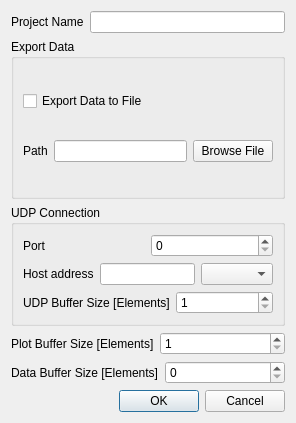
The window that forms/settingsdialog.ui (potolog/UDPLogger) describes before a commit, drawn with Qt 5.
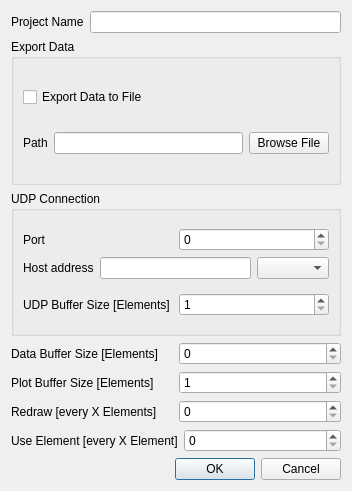
The same window after the commit.

Commit message: added option to skip every x elements

Diff of the .ui file:
```diff
--- a/forms/settingsdialog.ui
+++ b/forms/settingsdialog.ui
@@ -6,14 +6,14 @@
    <rect>
     <x>0</x>
     <y>0</y>
-    <width>296</width>
-    <height>423</height>
+    <width>352</width>
+    <height>491</height>
    </rect>
   </property>
   <property name="windowTitle">
    <string>Dialog</string>
   </property>
-  <layout class="QVBoxLayout" name="verticalLayout_6">
+  <layout class="QVBoxLayout" name="verticalLayout_3">
    <item>
     <layout class="QHBoxLayout" name="horizontalLayout_5">
      <item>
@@ -66,8 +66,6 @@
     </widget>
    </item>
    <item>
-    <layout class="QVBoxLayout" name="verticalLayout_4">
-     <item>
       <widget class="QGroupBox" name="groupBox">
        <property name="title">
         <string>UDP Connection</string>
@@ -139,31 +137,6 @@
        </layout>
       </widget>
      </item>
-     <item>
-      <layout class="QVBoxLayout" name="verticalLayout_3">
-       <item>
-        <layout class="QHBoxLayout" name="horizontalLayout_3">
-         <item>
-          <widget class="QLabel" name="label">
-           <property name="text">
-            <string>Plot Buffer Size [Elements]</string>
-           </property>
-          </widget>
-         </item>
-         <item>
-          <widget class="QDoubleSpinBox" name="spinbox_plot_buffer">
-           <property name="decimals">
-            <number>0</number>
-           </property>
-           <property name="minimum">
-            <double>1.000000000000000</double>
-           </property>
-          </widget>
-         </item>
-        </layout>
-       </item>
-      </layout>
-     </item>
      <item>
       <layout class="QHBoxLayout" name="horizontalLayout_6">
        <item>
@@ -181,6 +154,67 @@
         </widget>
        </item>
       </layout>
+   </item>
+   <item>
+    <layout class="QHBoxLayout" name="horizontalLayout_3">
+     <item>
+      <widget class="QLabel" name="label">
+       <property name="text">
+        <string>Plot Buffer Size [Elements]</string>
+       </property>
+      </widget>
+     </item>
+     <item>
+      <widget class="QDoubleSpinBox" name="spinbox_plot_buffer">
+       <property name="decimals">
+        <number>0</number>
+       </property>
+       <property name="minimum">
+        <double>1.000000000000000</double>
+       </property>
+      </widget>
+     </item>
+    </layout>
+   </item>
+   <item>
+    <layout class="QHBoxLayout" name="horizontalLayout_8">
+     <item>
+      <widget class="QLabel" name="label_8">
+       <property name="text">
+        <string>Redraw [every X Elements]</string>
+       </property>
+      </widget>
+     </item>
+     <item>
+      <widget class="QDoubleSpinBox" name="spinbox_redraw_count">
+       <property name="decimals">
+        <number>0</number>
+       </property>
+       <property name="maximum">
+        <double>2147483647.000000000000000</double>
+       </property>
+      </widget>
+     </item>
+    </layout>
+   </item>
+   <item>
+    <layout class="QHBoxLayout" name="horizontalLayout_9">
+     <item>
+      <widget class="QLabel" name="label_9">
+       <property name="text">
+        <string>Use Element [every X Element]</string>
+       </property>
+      </widget>
+     </item>
+     <item>
+      <widget class="QDoubleSpinBox" name="spinbox_use_element_count">
+       <property name="decimals">
+        <number>0</number>
+       </property>
+       <property name="maximum">
+        <double>2147483647.000000000000000</double>
+       </property>
+      </widget>
      </item>
     </layout>
    </item>
```
Lines whose indentation alone changed are shown as unchanged. The commit also changes 7 other files.
